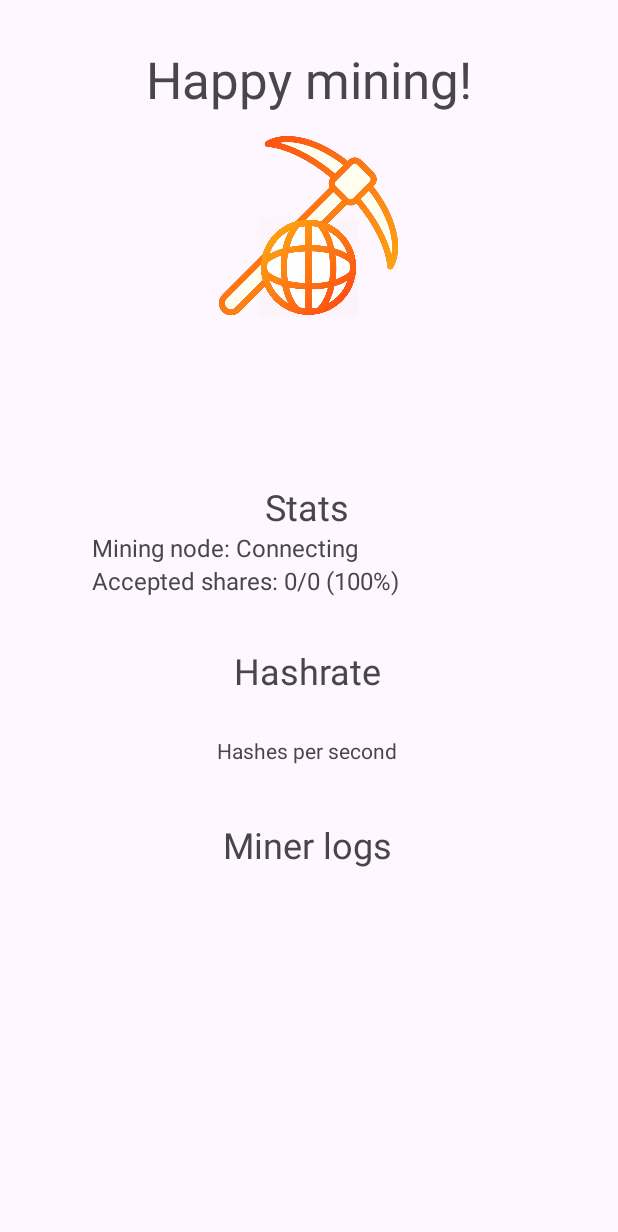
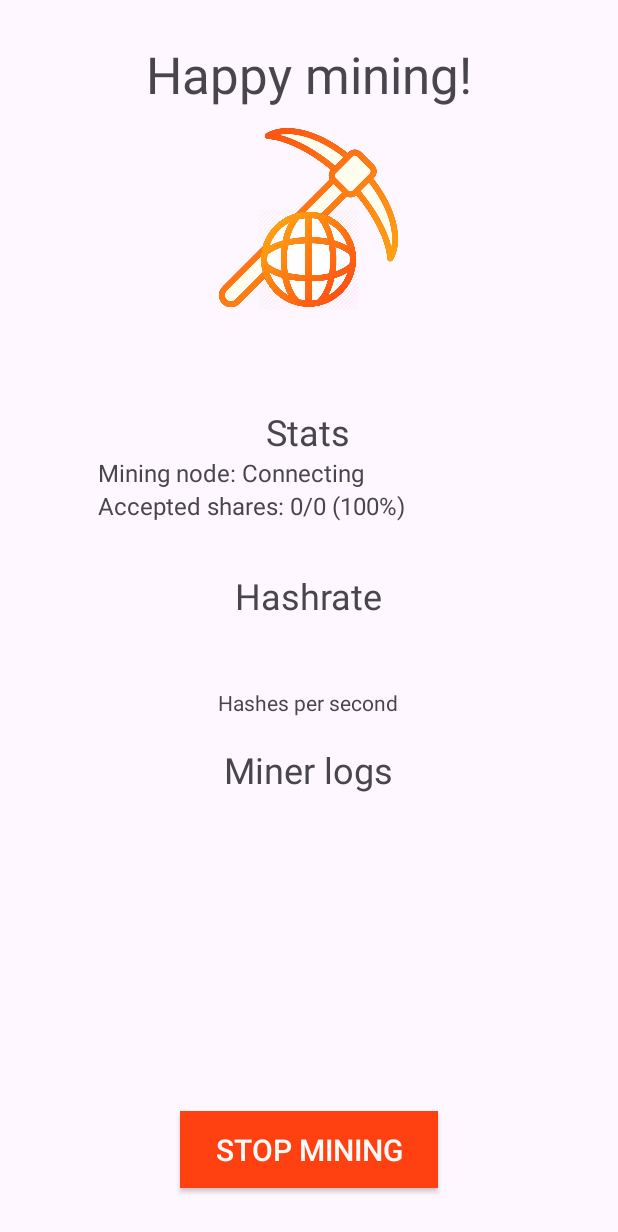
Before and after one commit to fatorius/DUCO-Android-Miner, an Android app: the screen it shows after launch (MiningActivity), after a tap on "START", on a phone screen of 412 x 824 dp. Shown: the top 1232 px of the screen. Run offline under Robolectric (Android 15) with nearby library versions, the phone set to English and light mode, and no system bars; our stand-ins replace Volley; network calls fail; 2 statements that could not run were skipped.

Commit message:
Solve warnings

```diff
--- a/DuinoCoinMiner/app/src/main/java/com/fatorius/duinocoinminer/activities/InsertDataActivity.java
+++ b/DuinoCoinMiner/app/src/main/java/com/fatorius/duinocoinminer/activities/InsertDataActivity.java
@@ -5,7 +5,6 @@ import androidx.appcompat.app.AppCompatActivity;
 import android.content.Intent;
 import android.content.SharedPreferences;
 import android.os.Bundle;
-import android.view.View;
 import android.widget.Button;
 import android.widget.EditText;
 import android.widget.SeekBar;
@@ -25,19 +24,17 @@ public class InsertDataActivity extends AppCompatActivity {
 
         Intent miningIntent = new Intent(this, MiningActivity.class);
 
-        Button startButton = (Button) findViewById(R.id.startButton);
+        Button startButton = findViewById(R.id.startButton);
 
-        EditText yourNameInput = (EditText) findViewById(R.id.yourNameInput);
-        EditText miningKeyInput = (EditText) findViewById(R.id.miningKeyInput);
-        EditText miningThreadsInput = (EditText) findViewById(R.id.miningThreadsInput);
+        EditText yourNameInput = findViewById(R.id.yourNameInput);
+        EditText miningKeyInput = findViewById(R.id.miningKeyInput);
+        EditText miningThreadsInput = findViewById(R.id.miningThreadsInput);
 
-        TextView intensityDisplay = (TextView) findViewById(R.id.intensityDisplay);
+        TextView intensityDisplay = findViewById(R.id.intensityDisplay);
 
-        SeekBar miningIntensityBar = (SeekBar) findViewById(R.id.miningIntensityInput);
+        SeekBar miningIntensityBar = findViewById(R.id.miningIntensityInput);
 
-        startButton.setOnClickListener(new View.OnClickListener() {
-            @Override
-            public void onClick(View view) {
+        startButton.setOnClickListener(view -> {
             editor.putString("username_value", yourNameInput.getText().toString().strip());
             editor.putString("mining_key_value", miningKeyInput.getText().toString().strip());
             editor.putInt("threads_value", Integer.parseInt(miningThreadsInput.getText().toString()));
@@ -47,7 +44,6 @@ public class InsertDataActivity extends AppCompatActivity {
             editor.apply();
 
             startActivity(miningIntent);
-            }
         });
 
         miningIntensityBar.setOnSeekBarChangeListener(new SeekBar.OnSeekBarChangeListener() {
--- a/DuinoCoinMiner/app/src/main/java/com/fatorius/duinocoinminer/threads/MiningThread.java
+++ b/DuinoCoinMiner/app/src/main/java/com/fatorius/duinocoinminer/threads/MiningThread.java
@@ -21,8 +21,6 @@ public class MiningThread implements Runnable{
     float miningEfficiency;
 
     UIThreadMethods uiThreadMethods;
-
-    private String shareResult;
 
     public MiningThread(String ip, int port, String username, float miningEfficiency, UIThreadMethods uiThreadMethods) throws IOException {
         this.ip = ip;
@@ -76,6 +74,7 @@ public class MiningThread implements Runnable{
 
             tcpClient.send(nonce + "," + (int) hashrate + ",Android Miner," + Build.MODEL);
 
+            String shareResult;
             try {
                 shareResult = tcpClient.readLine();
             } catch (IOException e) {
--- a/DuinoCoinMiner/app/src/main/res/layout/activity_mining.xml
+++ b/DuinoCoinMiner/app/src/main/res/layout/activity_mining.xml
@@ -32,15 +32,15 @@
 
     <LinearLayout
         android:id="@+id/linearLayout2"
-        android:layout_width="287dp"
-        android:layout_height="478dp"
+        android:layout_width="280dp"
+        android:layout_height="439dp"
         android:orientation="vertical"
         app:layout_constraintBottom_toBottomOf="parent"
         app:layout_constraintEnd_toEndOf="parent"
-        app:layout_constraintHorizontal_bias="0.494"
+        app:layout_constraintHorizontal_bias="0.496"
         app:layout_constraintStart_toStartOf="parent"
         app:layout_constraintTop_toTopOf="parent"
-        app:layout_constraintVertical_bias="0.929">
+        app:layout_constraintVertical_bias="0.705">
 
         <LinearLayout
             android:layout_width="match_parent"
@@ -51,6 +51,7 @@
                 android:id="@+id/textView5"
                 android:layout_width="match_parent"
                 android:layout_height="wrap_content"
+                android:fontFamily="sans-serif"
                 android:text="@string/stats"
                 android:textAlignment="center"
                 android:textSize="24sp" />
@@ -91,7 +92,7 @@
                 android:layout_width="match_parent"
                 android:layout_height="wrap_content"
                 android:textAlignment="center"
-                android:textSize="20sp" />
+                android:textSize="34sp" />
 
             <TextView
                 android:id="@+id/textView8"
@@ -104,7 +105,7 @@
 
         <LinearLayout
             android:layout_width="match_parent"
-            android:layout_height="match_parent"
+            android:layout_height="212dp"
             android:orientation="vertical">
 
             <TextView
@@ -126,4 +127,21 @@
 
     </LinearLayout>
 
+    <androidx.appcompat.widget.AppCompatButton
+        android:id="@+id/stopMiningButton"
+        android:layout_width="172dp"
+        android:layout_height="51dp"
+        android:layout_marginBottom="32dp"
+        android:background="@color/orange_accent"
+        android:backgroundTint="@color/orange_accent"
+        android:text="@string/stop_mining_button"
+        android:textColor="#FBFAFA"
+        android:textSize="20sp"
+        app:cornerRadius="30sp"
+        app:layout_constraintBottom_toBottomOf="parent"
+        app:layout_constraintEnd_toEndOf="parent"
+        app:layout_constraintStart_toStartOf="parent"
+        app:layout_constraintTop_toBottomOf="@+id/linearLayout"
+        app:layout_constraintVertical_bias="0.0" />
+
 </androidx.constraintlayout.widget.ConstraintLayout>
--- a/DuinoCoinMiner/app/src/main/res/values/strings.xml
+++ b/DuinoCoinMiner/app/src/main/res/values/strings.xml
@@ -13,5 +13,6 @@
     <string name="accepted_shares_placeholder">Accepted shares: 0/0 (100%)</string>
     <string name="credits">Created by fatorius</string>
     <string name="start">Start</string>
+    <string name="stop_mining_button">Stop mining</string>
     <string name="mining_intensity_starting_value">95</string>
 </resources>
```
Also changed, not shown: DuinoCoinMiner/app/src/main/java/com/fatorius/duinocoinminer/activities/MiningActivity.java (+22 -25 lines), DuinoCoinMiner/app/src/main/res/layout/insert_data.xml (+16 -15 lines), 2 other files. Lines whose indentation alone changed are shown as unchanged.
